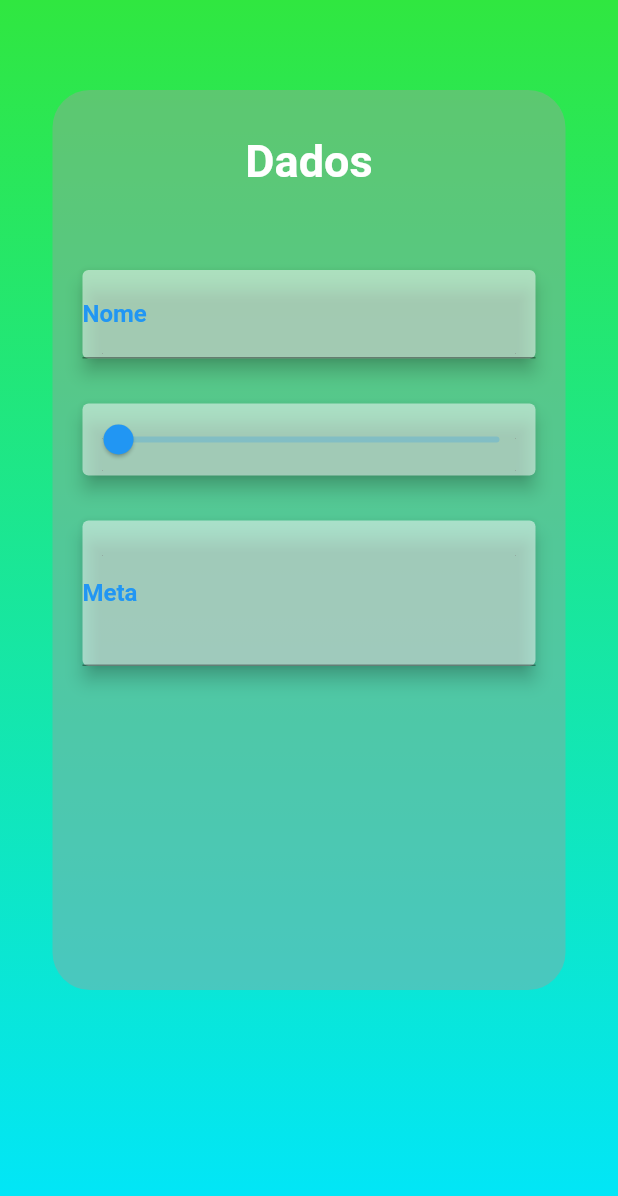
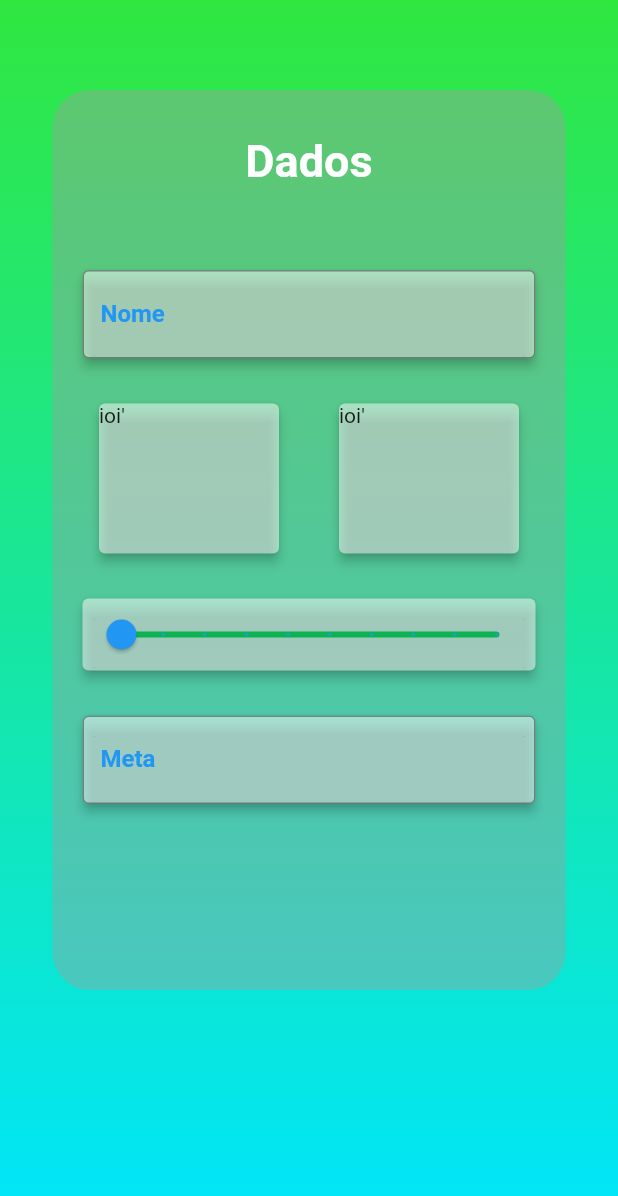
Before and after one commit to absjuniordev/calculadora_imc, a Flutter app: the screen it shows after launch, on a phone screen of 412 x 824 dp. Shown: the top 1196 px of the screen. Run offline on Flutter 3.47's test engine with Material 2 defaults, Android fonts, the phone set to English and light mode, and no system bars; our stand-ins replace animated_text_kit, sqflite; accounts and stored records are empty.

Commit message:
Botões sexo

```diff
--- a/lib/pages/dados_cadastrai.dart
+++ b/lib/pages/dados_cadastrai.dart
@@ -9,7 +9,7 @@ class DadosCadastrais extends StatefulWidget {
 }
 
 class _DadosCadastraisState extends State<DadosCadastrais> {
-  double _alturaEscolhida = 0;
+  double _alturaEscolhida = 121;
 
   @override
   Widget build(BuildContext context) {
@@ -34,6 +34,7 @@ class _DadosCadastraisState extends State<DadosCadastrais> {
             ),
             margin: const EdgeInsets.symmetric(vertical: 60, horizontal: 35),
             height: 600,
+            child: SingleChildScrollView(
               child: Column(
                 crossAxisAlignment: CrossAxisAlignment.center,
                 children: [
@@ -49,10 +50,11 @@ class _DadosCadastraisState extends State<DadosCadastrais> {
                   const SizedBox(height: 55),
                   const Card(
                     margin: EdgeInsets.symmetric(horizontal: 20),
-                  elevation: 5,
+                    elevation: 3,
                     color: Color.fromARGB(131, 255, 255, 255),
                     child: TextField(
                       decoration: InputDecoration(
+                        border: OutlineInputBorder(),
                         labelStyle: TextStyle(
                             fontWeight: FontWeight.w600, color: Colors.blue),
                         labelText: "Nome",
@@ -60,14 +62,48 @@ class _DadosCadastraisState extends State<DadosCadastrais> {
                     ),
                   ),
                   const SizedBox(height: 30),
+                  const Row(
+                    mainAxisAlignment: MainAxisAlignment.center,
+                    children: [
+                      Card(
+                        margin: EdgeInsets.symmetric(
+                          horizontal: 20,
+                        ),
+                        elevation: 3,
+                        color: Color.fromARGB(131, 255, 255, 255),
+                        child: SizedBox(
+                          width: 120,
+                          height: 100,
+                          child: Text("ioi'"),
+                        ),
+                      ),
+                      Card(
+                        margin: EdgeInsets.symmetric(
+                          horizontal: 20,
+                        ),
+                        elevation: 3,
+                        color: Color.fromARGB(131, 255, 255, 255),
+                        child: SizedBox(
+                          width: 120,
+                          height: 100,
+                          child: Text("ioi'"),
+                        ),
+                      ),
+                    ],
+                  ),
+                  const SizedBox(height: 30),
                   Card(
                     margin: const EdgeInsets.symmetric(horizontal: 20),
-                  elevation: 5,
+                    elevation: 3,
                     color: const Color.fromARGB(131, 255, 255, 255),
                     child: Slider(
+                      activeColor: Colors.blue,
+                      inactiveColor: Color.fromARGB(255, 13, 179, 82),
                       value: _alturaEscolhida,
+                      min: 120,
                       max: 250,
-                    label: _alturaEscolhida.toStringAsFixed(2).toString(),
+                      divisions: 9,
+                      label: "Altura: ${_alturaEscolhida.toStringAsFixed(0)}",
                       onChanged: (double altura) {
                         setState(() {
                           _alturaEscolhida = altura;
@@ -78,11 +114,12 @@ class _DadosCadastraisState extends State<DadosCadastrais> {
                   const SizedBox(height: 30),
                   const Card(
                     margin: EdgeInsets.symmetric(horizontal: 20),
-                  elevation: 5,
+                    elevation: 3,
                     color: Color.fromARGB(131, 255, 255, 255),
                     child: TextField(
-                    maxLines: 3,
+                      maxLines: 1,
                       decoration: InputDecoration(
+                        border: OutlineInputBorder(),
                         labelStyle: TextStyle(
                             fontWeight: FontWeight.w600, color: Colors.blue),
                         labelText: "Meta",
@@ -94,6 +131,7 @@ class _DadosCadastraisState extends State<DadosCadastrais> {
             ),
           ),
         ),
+      ),
     );
   }
 }
```
Lines whose indentation alone changed are shown as unchanged.
